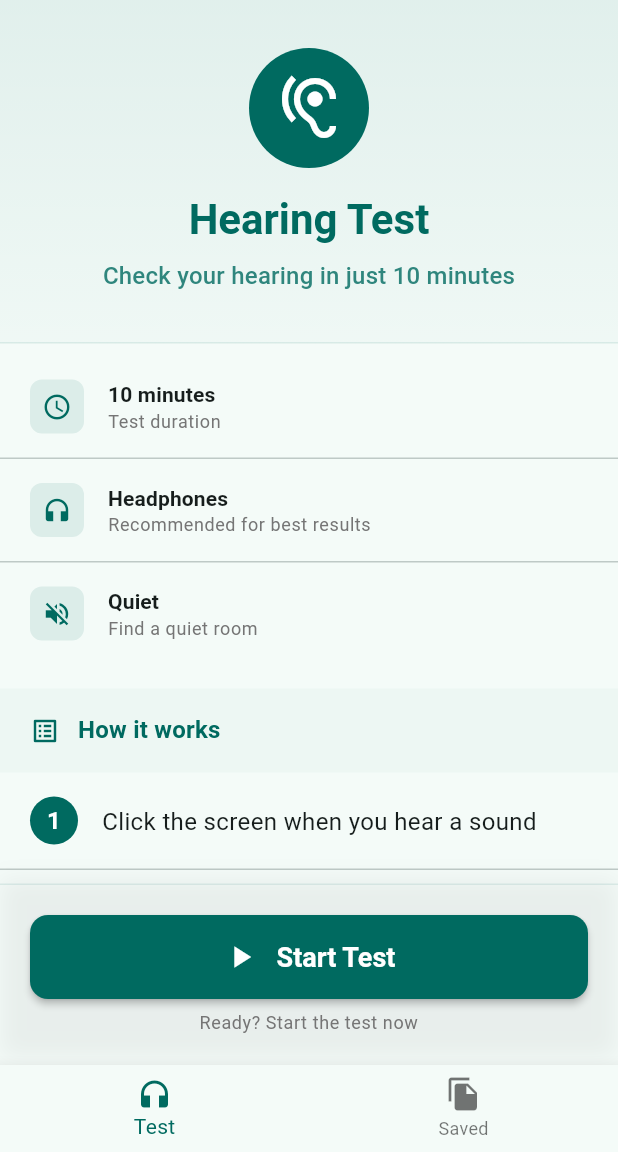
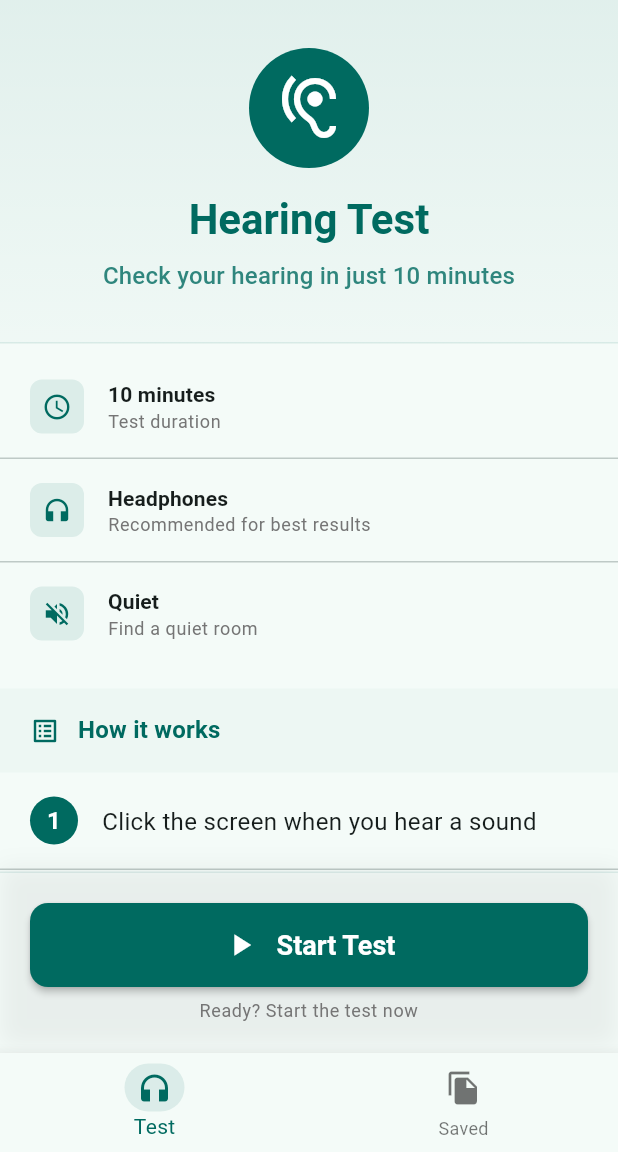
Before and after one commit to HearMate/hear-mate-app, a Flutter app: the screen it shows after launch, after a tap on "Audio Test Module", on a phone screen of 412 x 824 dp, the part 84-1236 px from its top. Run offline on Flutter 3.47's test engine with Material 3 defaults, Android fonts, the phone set to English and light mode, and no system bars; our stand-ins replace audioplayers, bloc, equatable, file_picker, fl_chart, flutter_bloc and 3 more; generated files the repository leaves out were written again.

Commit message:
wide screen navigation

```diff
--- a/lib/modules/hearing_test/screens/hearing_test_welcome_page/hearing_test_welcome_page.dart
+++ b/lib/modules/hearing_test/screens/hearing_test_welcome_page/hearing_test_welcome_page.dart
@@ -63,30 +63,129 @@ class HearingTestWelcomePageView extends StatelessWidget {
       child: BlocBuilder<TabNavigationCubit, int>(
         builder: (context, currentIndex) {
           final List<Widget> pages = [const _TestTab(), const _SavedTab()];
+          final isWideScreen = MediaQuery.of(context).size.width > 700;
+
+          Widget buildDrawerItem({
+            required IconData icon,
+            required String label,
+            required bool selected,
+            required VoidCallback onTap,
+          }) {
+            return Padding(
+              padding: const EdgeInsets.symmetric(
+                horizontal: 12.0,
+                vertical: 6.0,
+              ),
+              child: ListTile(
+                leading: Icon(icon),
+                title: Text(label),
+                selected: selected,
+                selectedTileColor: Theme.of(
+                  context,
+                ).colorScheme.primary.withOpacity(0.1),
+                shape: RoundedRectangleBorder(
+                  borderRadius: BorderRadius.circular(16),
+                ),
+                onTap: onTap,
+              ),
+            );
+          }
 
           return Scaffold(
             appBar: HMAppBar(
               route: ModalRoute.of(context)?.settings.name ?? "",
               title: l10n.hearing_test_welcome_page_title,
             ),
-            bottomNavigationBar: BottomNavigationBar(
+            body:
+                isWideScreen
+                    ? Row(
+                      children: [
+                        SizedBox(
+                          width: 280,
+                          child: Column(
+                            children: [
+                              buildDrawerItem(
+                                icon: Icons.headphones,
+                                label: l10n.hearing_test_welcome_page_test,
+                                selected: currentIndex == 0,
+                                onTap:
+                                    () => context
+                                        .read<TabNavigationCubit>()
+                                        .changeTab(0),
+                              ),
+                              buildDrawerItem(
+                                icon: Icons.file_copy,
+                                label: l10n.hearing_test_welcome_page_saved,
+                                selected: currentIndex == 1,
+                                onTap:
+                                    () => context
+                                        .read<TabNavigationCubit>()
+                                        .changeTab(1),
+                              ),
+                              const Spacer(),
+                            ],
+                          ),
+                        ),
+                        Expanded(
+                          child: IndexedStack(
+                            index: currentIndex,
+                            children: pages,
+                          ),
+                        ),
+                      ],
+                    )
+                    : IndexedStack(index: currentIndex, children: pages),
+            bottomNavigationBar:
+                isWideScreen
+                    ? null
+                    : BottomNavigationBar(
                       currentIndex: currentIndex,
                       onTap:
-                  (index) =>
-                      context.read<TabNavigationCubit>().changeTab(index),
+                          (index) => context
+                              .read<TabNavigationCubit>()
+                              .changeTab(index),
                       type: BottomNavigationBarType.fixed,
                       items: [
                         BottomNavigationBarItem(
-                  icon: const Icon(Icons.headphones),
+                          icon: Container(
+                            decoration: BoxDecoration(
+                              color:
+                                  currentIndex == 0
+                                      ? Theme.of(
+                                        context,
+                                      ).colorScheme.primary.withOpacity(0.1)
+                                      : Colors.transparent,
+                              borderRadius: BorderRadius.circular(16),
+                            ),
+                            padding: const EdgeInsets.symmetric(
+                              horizontal: 8,
+                              vertical: 4,
+                            ),
+                            child: const Icon(Icons.headphones),
+                          ),
                           label: l10n.hearing_test_welcome_page_test,
                         ),
                         BottomNavigationBarItem(
-                  icon: const Icon(Icons.file_copy),
+                          icon: Container(
+                            decoration: BoxDecoration(
+                              color:
+                                  currentIndex == 1
+                                      ? Theme.of(
+                                        context,
+                                      ).colorScheme.primary.withOpacity(0.1)
+                                      : Colors.transparent,
+                              borderRadius: BorderRadius.circular(16),
+                            ),
+                            padding: const EdgeInsets.symmetric(
+                              horizontal: 8,
+                              vertical: 4,
+                            ),
+                            child: const Icon(Icons.file_copy),
+                          ),
                           label: l10n.hearing_test_welcome_page_saved,
                         ),
                       ],
                     ),
-            body: IndexedStack(index: currentIndex, children: pages),
           );
         },
       ),
```
Lines whose indentation alone changed are shown as unchanged.
